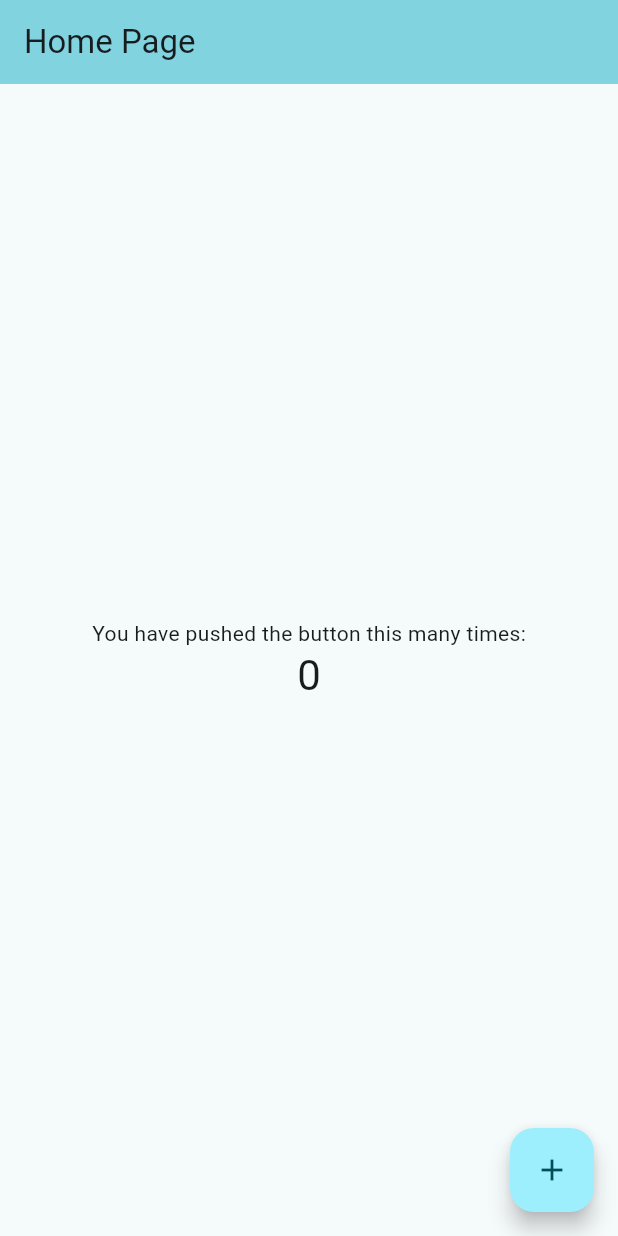
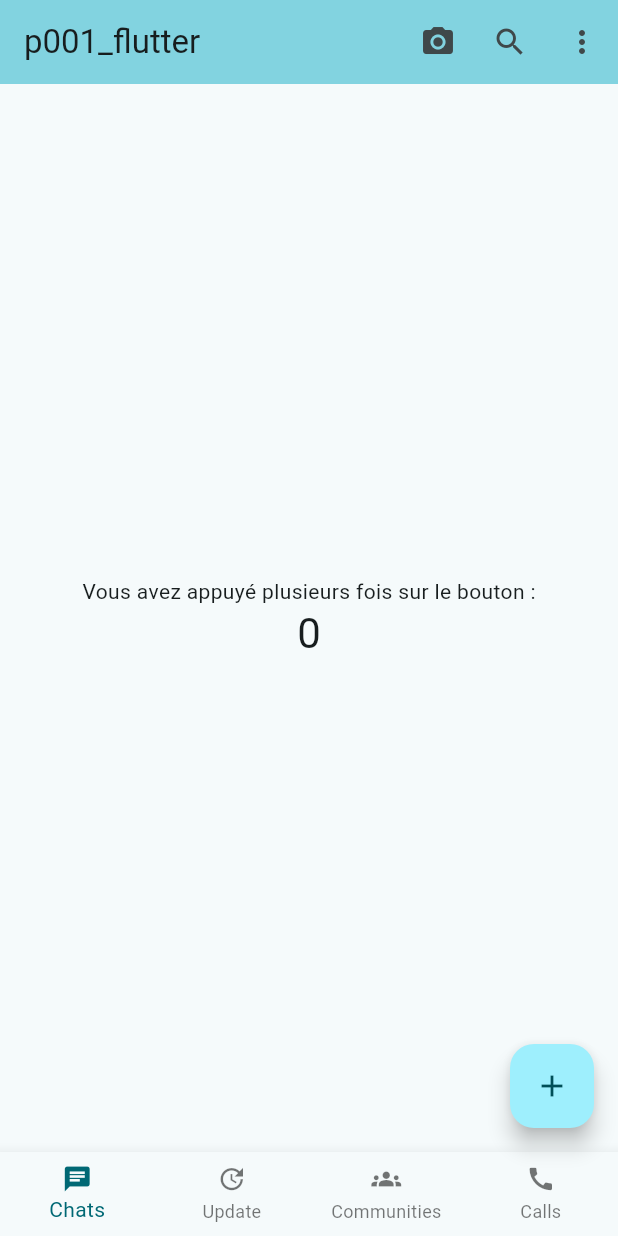
Before and after one commit to kane-crypte/formationflutter, a Flutter app: the screen it shows after launch, on a phone screen of 412 x 824 dp. Run offline on Flutter 3.47's test engine with Material 3 defaults, Android fonts, the phone set to English and light mode, and no system bars.

Commit message:
quaterieme commit

```diff
--- a/p001_flutter/lib/main.dart
+++ b/p001_flutter/lib/main.dart
@@ -1,3 +1,4 @@
+//Importation de la bibliotheque material dart qui gere le disagn system et fourni des composants de base
 import 'package:flutter/material.dart';
 
 void main() {
@@ -15,7 +16,7 @@
         colorScheme: ColorScheme.fromSeed(seedColor: Colors.grey),
         useMaterial3: true,
       ),
-      home: const MyHomePage(title: 'Home Page'),
+      home: const MyHomePage(title: 'p001_flutter'),
     );
   }
 }
@@ -47,13 +48,45 @@
       appBar: AppBar(
         backgroundColor: Theme.of(context).colorScheme.inversePrimary,
         title: Text(widget.title),
+        automaticallyImplyLeading: false,
+        actions: [
+          IconButton(
+            icon: const Icon(Icons.camera_alt),
+            tooltip: 'Reset',
+            onPressed: () {
+              setState(() {
+                _counter = 0;
+              });
+            },
+          ),
+          IconButton(
+            icon: const Icon(Icons.search),
+            tooltip: 'Delete',
+            onPressed: () {
+              setState(() {
+                _counter = 0;
+              });
+            },
+          ),
+          IconButton(
+            icon: const Icon(Icons.more_vert),
+            tooltip: 'Delete',
+            onPressed: () {
+              setState(() {
+                _counter = 0;
+              });
+            },
+          ),
+        ],
       ),
       body: Center(
         child: Column(
           mainAxisAlignment: MainAxisAlignment.center,
           children: <Widget>[
+            //ajouter les elements de la page comment dans la page de watchapp
+
             const Text(
-              'You have pushed the button this many times:',
+              'Vous avez appuyé plusieurs fois sur le bouton :',
             ),
             Text(
               '$_counter',
@@ -62,6 +95,30 @@
           ],
         ),
       ),
+      //ajouter un navigation bar pour naviguer entre les pages comme la bar de navigation de watchapp la bar doit avoir 4 boutons
+      bottomNavigationBar: BottomNavigationBar(
+        type: BottomNavigationBarType.fixed,
+        iconSize: 20, // Réduit la taille des icônes
+        items: const <BottomNavigationBarItem>[
+          BottomNavigationBarItem(
+            icon: Icon(Icons.chat),
+            label: 'Chats',
+          ),
+          BottomNavigationBarItem(
+            icon: Icon(Icons.update),
+            label: 'Update',
+          ),
+          BottomNavigationBarItem(
+            icon: Icon(Icons.groups),
+            label: 'Communities',
+          ),
+          BottomNavigationBarItem(
+            icon: Icon(Icons.call),
+            label: 'Calls',
+          ),
+        ],
+      ),
+
       floatingActionButton: FloatingActionButton(
         onPressed: _incrementCounter,
         tooltip: 'Increment',
```
